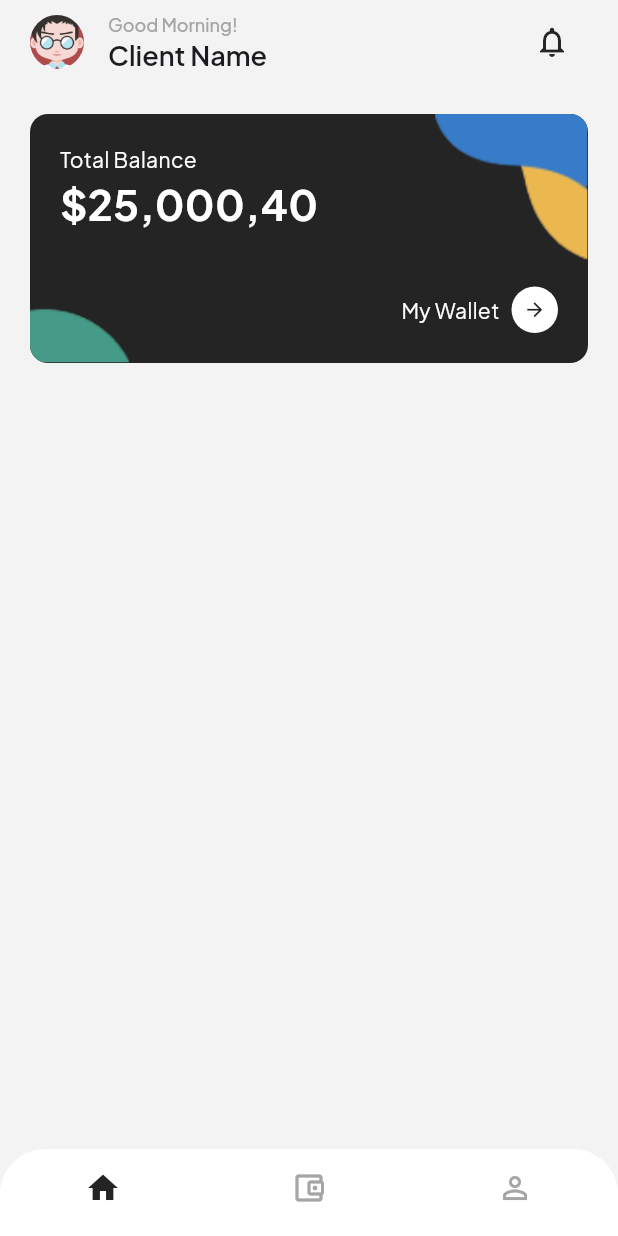
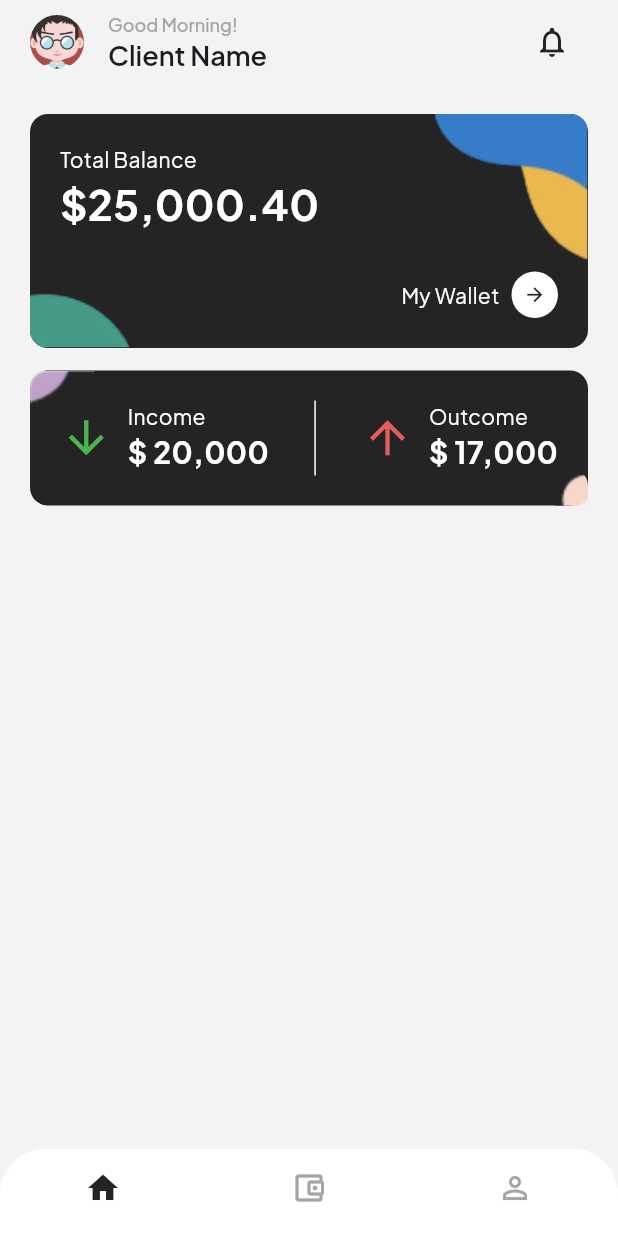
Before and after one commit to salma234-del/pay_task, a Flutter app: the screen it shows after launch, on a phone screen of 412 x 824 dp. Run offline on Flutter 3.47's test engine with Material 3 defaults, Android fonts, the phone set to English and light mode, and no system bars; our stand-ins replace bloc, flutter_bloc; statements that could not run were skipped.

Commit message:
Add income and outcome card in home view

```diff
--- a/lib/Core/utils/app_colors.dart
+++ b/lib/Core/utils/app_colors.dart
@@ -6,4 +6,6 @@ abstract class AppColors {
   static const Color background = Color(0xFFf3f3f3);
   static const Color grey = Color(0xFFA5A5A5);
   static const Color white = Color(0xFFFFFFFF);
+  static const Color green = Color(0xFF4bb54f);
+  static const Color red = Color(0xFFe35d5d);
 }
--- a/lib/Core/utils/app_strings.dart
+++ b/lib/Core/utils/app_strings.dart
@@ -3,4 +3,6 @@ abstract class AppStrings {
   static const String clientName = 'Client Name';
   static const String totalBalance = 'Total Balance';
   static const String myWallet = 'My Wallet';
+  static const String income = 'Income';
+  static const String outcome = 'Outcome';
 }
--- a/lib/Core/utils/app_styles.dart
+++ b/lib/Core/utils/app_styles.dart
@@ -24,4 +24,10 @@ abstract class AppStyles {
     fontWeight: FontWeight.bold,
     color: AppColors.white,
   );
+
+  static const TextStyle styleBold20 = TextStyle(
+    fontSize: 20,
+    fontWeight: FontWeight.bold,
+    color: AppColors.white,
+  );
 }
--- a/lib/Features/home/presentation/views/widgets/home_view_body.dart
+++ b/lib/Features/home/presentation/views/widgets/home_view_body.dart
@@ -1,6 +1,7 @@
 import 'package:flutter/material.dart';
 import 'package:flutter/widgets.dart';
 import 'package:payment_task/Core/utils/app_sizes.dart';
+import 'package:payment_task/Features/home/presentation/views/widgets/income_and_outcome_card.dart';
 import 'package:payment_task/Features/home/presentation/views/widgets/total_balance_card.dart';
 
 class HomeViewBody extends StatelessWidget {
@@ -17,6 +18,8 @@ class HomeViewBody extends StatelessWidget {
           children: [
             SizedBox(height: 20),
             TotalBalanceCard(),
+            SizedBox(height: 15),
+            IncomeAndOutcomeCard(),
           ],
         ),
       ),
--- /dev/null
+++ b/lib/Features/home/presentation/views/widgets/income_and_outcome_card.dart
@@ -0,0 +1,107 @@
+import 'package:flutter/material.dart';
+import 'package:payment_task/Core/utils/app_assets.dart';
+import 'package:payment_task/Core/utils/app_colors.dart';
+import 'package:payment_task/Core/utils/app_sizes.dart';
+import 'package:payment_task/Core/utils/app_strings.dart';
+import 'package:payment_task/Core/utils/app_styles.dart';
+
+class IncomeAndOutcomeCard extends StatelessWidget {
+  const IncomeAndOutcomeCard({super.key});
+
+  @override
+  Widget build(BuildContext context) {
+    return Stack(
+      children: [
+        Container(
+          width: AppSizes.screenWidth(context),
+          decoration: BoxDecoration(
+            color: AppColors.primary,
+            borderRadius: BorderRadius.circular(AppSizes.homeCardsBorderRadius),
+          ),
+          padding: const EdgeInsets.all(20),
+          child: Row(
+            mainAxisAlignment: MainAxisAlignment.spaceBetween,
+            children: [
+              const Row(
+                children: [
+                  Icon(
+                    Icons.arrow_downward,
+                    color: AppColors.green,
+                    size: 35,
+                  ),
+                  SizedBox(width: 10),
+                  Column(
+                    crossAxisAlignment: CrossAxisAlignment.start,
+                    children: [
+                      Text(
+                        AppStrings.income,
+                        style: AppStyles.styleRegular14,
+                      ),
+                      Text(
+                        '\$ 20,000',
+                        style: AppStyles.styleBold20,
+                      ),
+                    ],
+                  ),
+                ],
+              ),
+              Container(
+                height: 50,
+                width: 1,
+                color: AppColors.white,
+              ),
+              const Row(
+                children: [
+                  Icon(
+                    Icons.arrow_upward,
+                    color: AppColors.red,
+                    size: 35,
+                  ),
+                  SizedBox(width: 10),
+                  Column(
+                    crossAxisAlignment: CrossAxisAlignment.start,
+                    children: [
+                      Text(
+                        AppStrings.outcome,
+                        style: AppStyles.styleRegular14,
+                      ),
+                      Text(
+                        '\$ 17,000',
+                        style: AppStyles.styleBold20,
+                      ),
+                    ],
+                  ),
+                ],
+              ),
+            ],
+          ),
+        ),
+        Positioned(
+          right: 0,
+          bottom: 0,
+          child: ClipRRect(
+            borderRadius: const BorderRadiusDirectional.only(
+              topEnd: Radius.circular(AppSizes.homeCardsBorderRadius),
+            ),
+            child: Image.asset(
+              AppAssets.curve4,
+              height: 25,
+            ),
+          ),
+        ),
+        Positioned(
+          top: 0,
+          left: 0,
+          child: ClipRRect(
+            borderRadius: const BorderRadiusDirectional.only(
+              bottomStart: Radius.circular(AppSizes.homeCardsBorderRadius),
+            ),
+            child: Image.asset(
+              AppAssets.curve3,
+            ),
+          ),
+        ),
+      ],
+    );
+  }
+}
--- a/lib/Features/home/presentation/views/widgets/total_balance_card.dart
+++ b/lib/Features/home/presentation/views/widgets/total_balance_card.dart
@@ -30,10 +30,10 @@ class TotalBalanceCard extends StatelessWidget {
                 style: AppStyles.styleRegular14,
               ),
               Text(
-                '\$25,000,40',
+                '\$25,000.40',
                 style: AppStyles.styleBold28,
               ),
-              SizedBox(height: 35),
+              SizedBox(height: 25),
               Row(
                 mainAxisAlignment: MainAxisAlignment.end,
                 children: [
```
